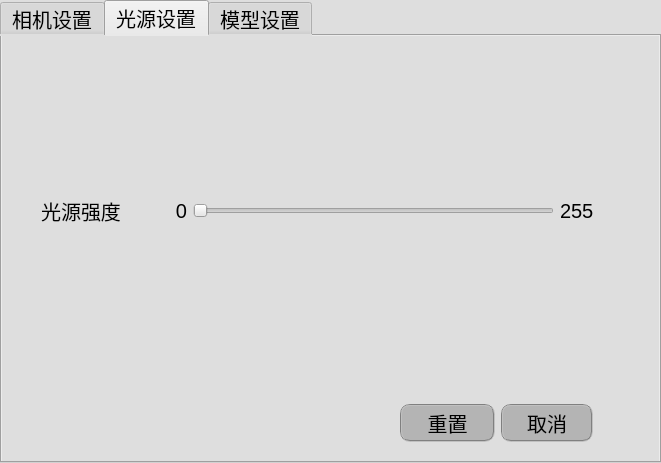
This is ConfigWidget.ui in shuaih7/ishop_ocr as Qt 5 draws it before an edit. The edited form follows.
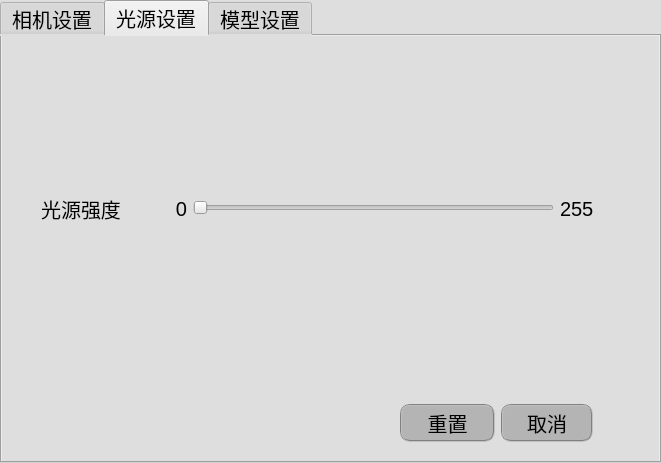
This is the edited form. Icons and pictures are not drawn.

Diff of the .ui file:
```diff
--- a/ConfigWidget.ui
+++ b/ConfigWidget.ui
@@ -483,6 +483,9 @@
       </item>
       <item>
        <layout class="QHBoxLayout" name="horizontalLayout" stretch="8,2,1,1">
+        <property name="topMargin">
+         <number>5</number>
+        </property>
         <item>
          <spacer name="horizontalSpacer_6">
           <property name="orientation">
```
Left out of the diff: 12 changed lines with no effect on the pictures.
